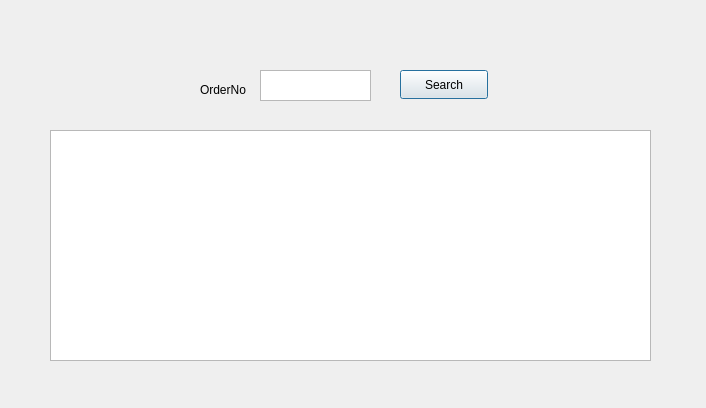
QjaYo/Database_MiniProject, file select_s2.ui: the form before one commit.
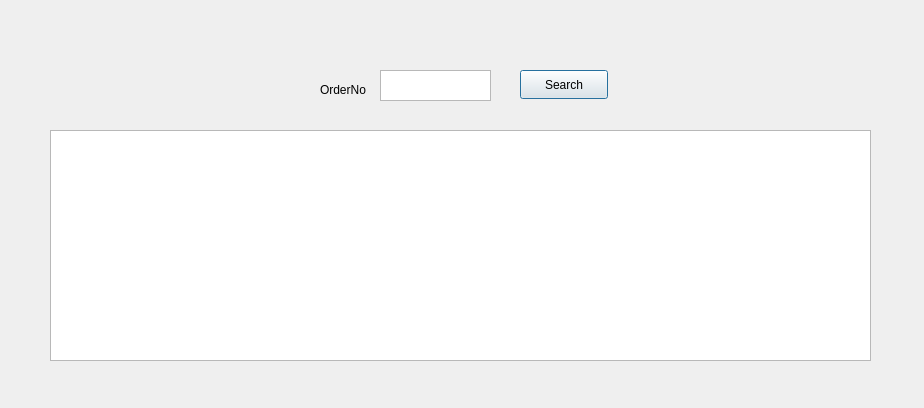
The form after the commit.

The edit to the form file:
```diff
--- a/select_s2.ui
+++ b/select_s2.ui
@@ -6,7 +6,7 @@
    <rect>
     <x>0</x>
     <y>0</y>
-    <width>706</width>
+    <width>924</width>
     <height>408</height>
    </rect>
   </property>
@@ -16,7 +16,7 @@
   <widget class="QLabel" name="label_2">
    <property name="geometry">
     <rect>
-     <x>200</x>
+     <x>320</x>
      <y>80</y>
      <width>71</width>
      <height>20</height>
@@ -29,7 +29,7 @@
   <widget class="QPlainTextEdit" name="textEdit_orderNo">
    <property name="geometry">
     <rect>
-     <x>260</x>
+     <x>380</x>
      <y>70</y>
      <width>111</width>
      <height>31</height>
@@ -39,7 +39,7 @@
   <widget class="QPushButton" name="btn_search">
    <property name="geometry">
     <rect>
-     <x>400</x>
+     <x>520</x>
      <y>70</y>
      <width>88</width>
      <height>29</height>
@@ -54,7 +54,7 @@
     <rect>
      <x>50</x>
      <y>130</y>
-     <width>601</width>
+     <width>821</width>
      <height>231</height>
     </rect>
    </property>
```
